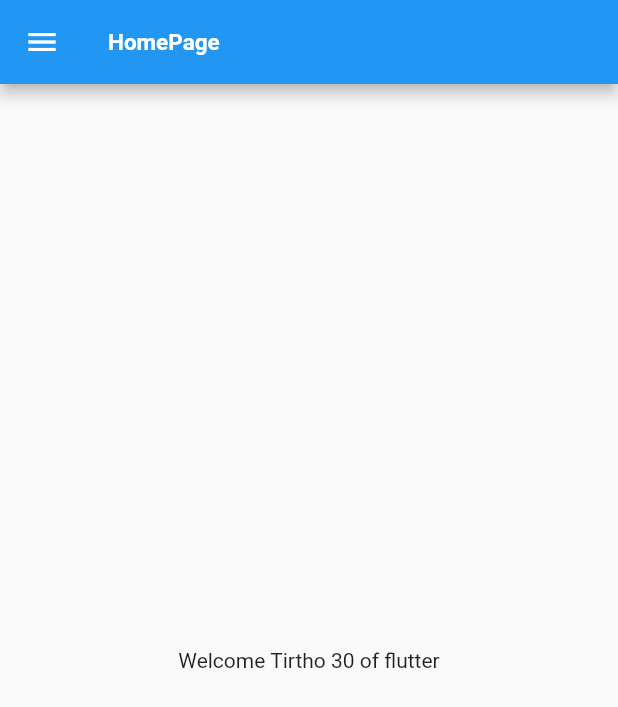
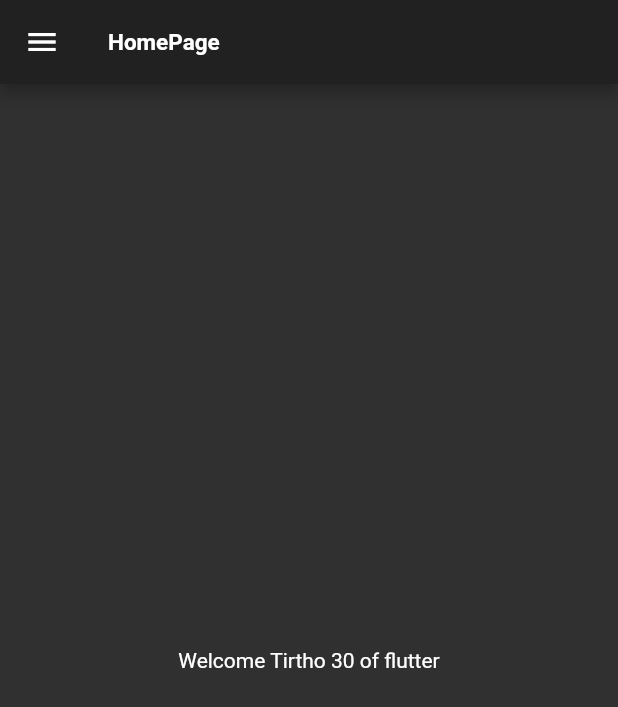
Before and after one commit to Tirtho304/Day1, a Flutter app: the screen it shows after launch, on a phone screen of 412 x 824 dp. Shown: the top 707 px of the screen. Run offline on Flutter 3.47's test engine with Material 2 defaults, Android fonts, the phone set to English and light mode, and no system bars.

Commit message:
Day 3 Complited

```diff
--- a/day1/lib/appbar.dart
+++ b/day1/lib/Pages/appbar.dart
@@ -24,7 +24,7 @@ class _appbarState extends State<appbar> {
         ),
         body: Center(
           child: Container(
-            child: Text("Welcome ${name} ${day} of flutter"),
+           child: Text("Welcome ${name} ${day} of flutter"),
           )
         ),
         drawer: Drawer(),
--- a/day1/lib/main.dart
+++ b/day1/lib/main.dart
@@ -1,6 +1,11 @@
 //import 'package:day1/appbar.dart';
-import 'package:day1/AppBar.dart';
+//import 'package:day1/AppBar.dart';
+import 'dart:developer';
+
+import 'package:day1/Pages/login.dart';
 import 'package:flutter/material.dart';
+
+import 'Pages/appbar.dart';
 
 void main() {
   runApp(MyApp());
@@ -19,6 +24,18 @@ class _MyAppState extends State<MyApp> {
 
     return MaterialApp(
       home:appbar(),
+      theme: ThemeData(
+        primarySwatch: Colors.amber
+      ),
+      themeMode: ThemeMode.dark,
+      darkTheme: ThemeData(
+        brightness: Brightness.dark
+      ),
+      routes: {
+        "/":(context) => login(),
+        "/home": (context) => login(),
+        "homepage": (context) => login(),
+      },
     );
   }
 }
```
Also changed, not shown: day1/lib/Pages/login.dart (added, +20 -0 lines).
